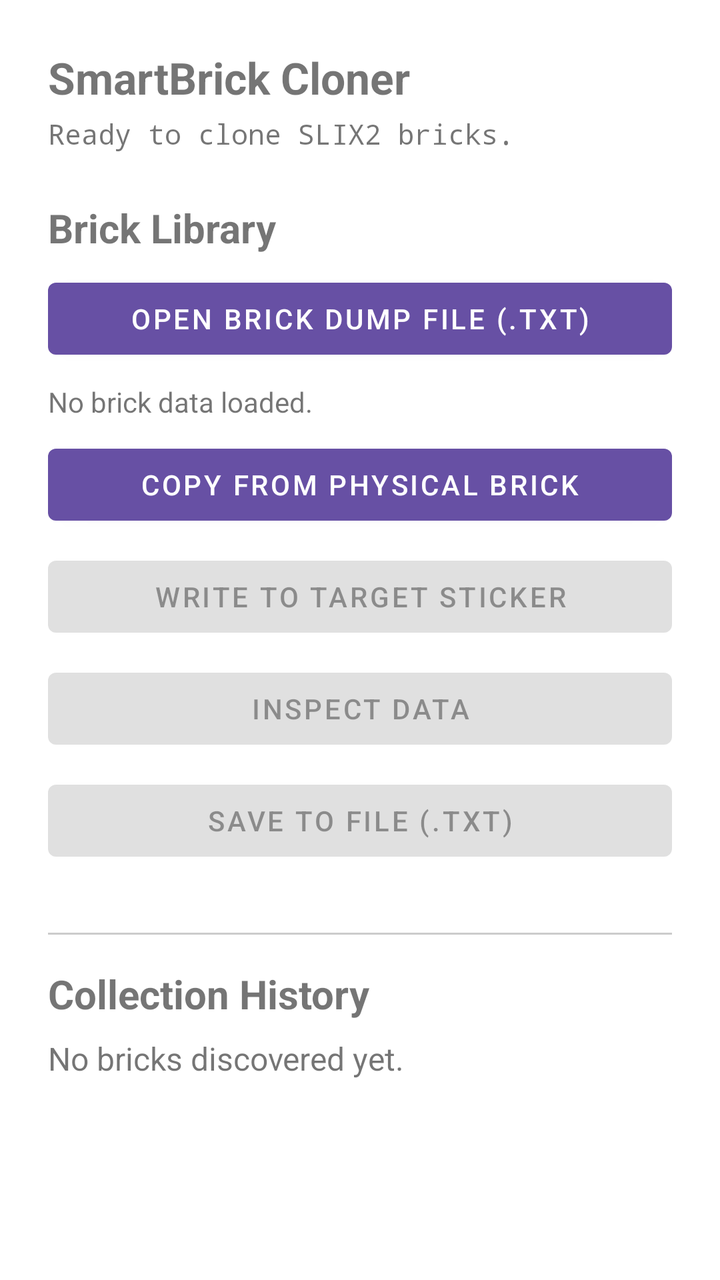
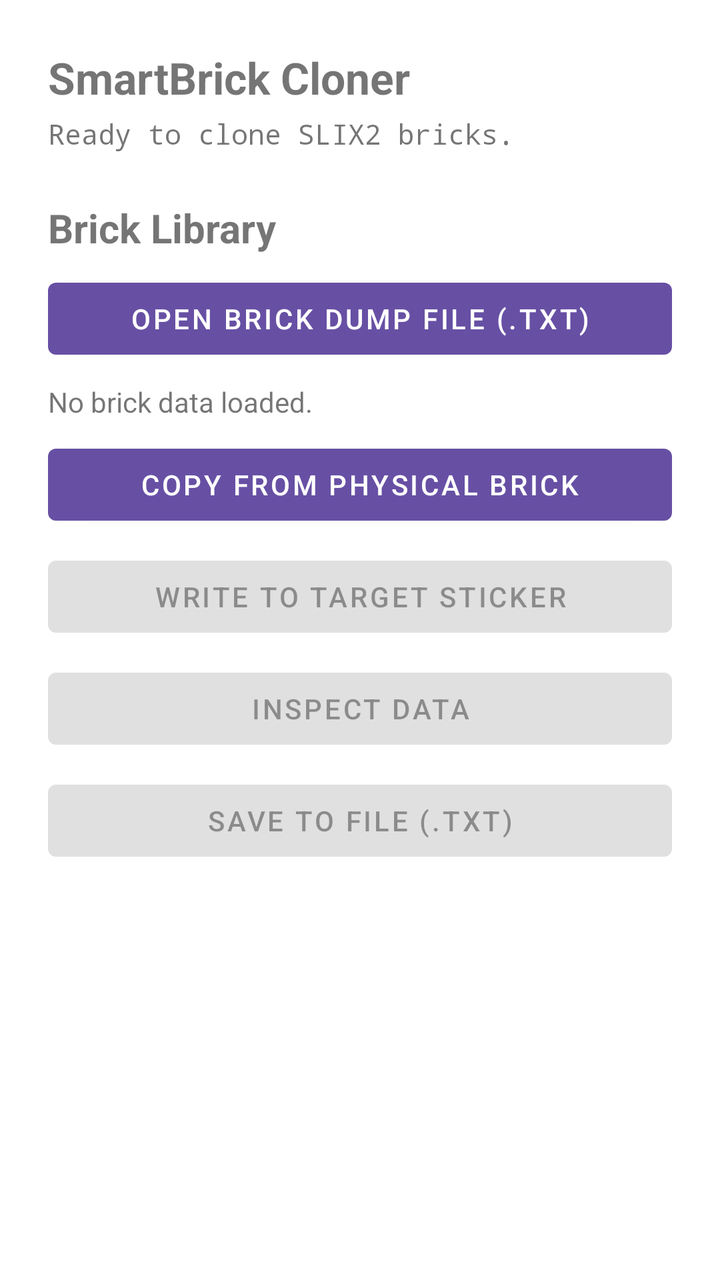

Screens rendered from an Android XML layout before and after an edit, with the pre-edit source and the edit as a unified diff.
<!-- AndroidManifest.xml: application theme Theme.NfcObjectGame -->
<!-- res/layout/activity_main.xml -->
<?xml version="1.0" encoding="utf-8"?>
<ScrollView xmlns:android="http://schemas.android.com/apk/res/android"
    android:layout_width="match_parent"
    android:layout_height="match_parent"
    android:fitsSystemWindows="true">

    <LinearLayout
        android:layout_width="match_parent"
        android:layout_height="wrap_content"
        android:orientation="vertical"
        android:padding="24dp">

        <TextView
            android:id="@+id/statusText"
            android:layout_width="match_parent"
            android:layout_height="wrap_content"
            android:text="SmartBrick Cloner"
            android:textSize="22sp"
            android:textStyle="bold"
            android:paddingBottom="4dp" />

        <TextView
            android:id="@+id/tagInfoText"
            android:layout_width="match_parent"
            android:layout_height="wrap_content"
            android:text="Ready to clone SLIX2 bricks."
            android:textSize="14sp"
            android:fontFamily="monospace"
            android:paddingBottom="24dp" />

        <TextView
            android:layout_width="match_parent"
            android:layout_height="wrap_content"
            android:text="Brick Library"
            android:textSize="20sp"
            android:textStyle="bold"
            android:paddingBottom="8dp" />

        <Button
            android:id="@+id/loadFileButton"
            android:layout_width="match_parent"
            android:layout_height="wrap_content"
            android:text="Open Brick Dump File (.txt)" />

        <TextView
            android:id="@+id/copyStatusText"
            android:layout_width="match_parent"
            android:layout_height="wrap_content"
            android:text="No brick data loaded."
            android:textSize="14sp"
            android:paddingTop="8dp"
            android:paddingBottom="8dp" />

        <Button
            android:id="@+id/copyButton"
            android:layout_width="match_parent"
            android:layout_height="wrap_content"
            android:text="Copy from physical brick" />

        <Button
            android:id="@+id/writeCopyButton"
            android:layout_width="match_parent"
            android:layout_height="wrap_content"
            android:text="Write to target sticker"
            android:enabled="false"
            android:layout_marginTop="8dp" />

        <Button
            android:id="@+id/viewDataButton"
            android:layout_width="match_parent"
            android:layout_height="wrap_content"
            android:text="Inspect data"
            android:enabled="false"
            android:layout_marginTop="8dp" />

        <Button
            android:id="@+id/saveFileButton"
            android:layout_width="match_parent"
            android:layout_height="wrap_content"
            android:text="Save to file (.txt)"
            android:enabled="false"
            android:layout_marginTop="8dp" />

        <Button
            android:id="@+id/cancelWriteButton"
            android:layout_width="match_parent"
            android:layout_height="wrap_content"
            android:text="Cancel Operation"
            android:visibility="gone"
            android:layout_marginTop="8dp" />

        <View
            android:layout_width="match_parent"
            android:layout_height="1dp"
            android:background="#CCCCCC"
            android:layout_marginTop="32dp"
            android:layout_marginBottom="16dp" />

        <TextView
            android:layout_width="match_parent"
            android:layout_height="wrap_content"
            android:text="Collection History"
            android:textSize="20sp"
            android:textStyle="bold"
            android:paddingBottom="8dp" />

        <TextView
            android:id="@+id/inventoryText"
            android:layout_width="match_parent"
            android:layout_height="wrap_content"
            android:text="No bricks discovered yet."
            android:textSize="16sp"
            android:paddingBottom="40dp" />

    </LinearLayout>
</ScrollView>
<!-- resources referenced by this layout -->
<resources>
  <style name="Theme.NfcObjectGame" parent="Theme.MaterialComponents.DayNight.DarkActionBar">
          <item name="colorPrimary">#6750A4</item>
          <item name="colorPrimaryVariant">#6750A4</item>
          <item name="colorOnPrimary">#FFFFFF</item>
      </style>
</resources>

<!-- the commit's change to res/layout/activity_main.xml (unified diff, before → after) -->
@@ -89,28 +89,5 @@
             android:visibility="gone"
             android:layout_marginTop="8dp" />
 
-        <View
-            android:layout_width="match_parent"
-            android:layout_height="1dp"
-            android:background="#CCCCCC"
-            android:layout_marginTop="32dp"
-            android:layout_marginBottom="16dp" />
-
-        <TextView
-            android:layout_width="match_parent"
-            android:layout_height="wrap_content"
-            android:text="Collection History"
-            android:textSize="20sp"
-            android:textStyle="bold"
-            android:paddingBottom="8dp" />
-
-        <TextView
-            android:id="@+id/inventoryText"
-            android:layout_width="match_parent"
-            android:layout_height="wrap_content"
-            android:text="No bricks discovered yet."
-            android:textSize="16sp"
-            android:paddingBottom="40dp" />
-
     </LinearLayout>
 </ScrollView>
